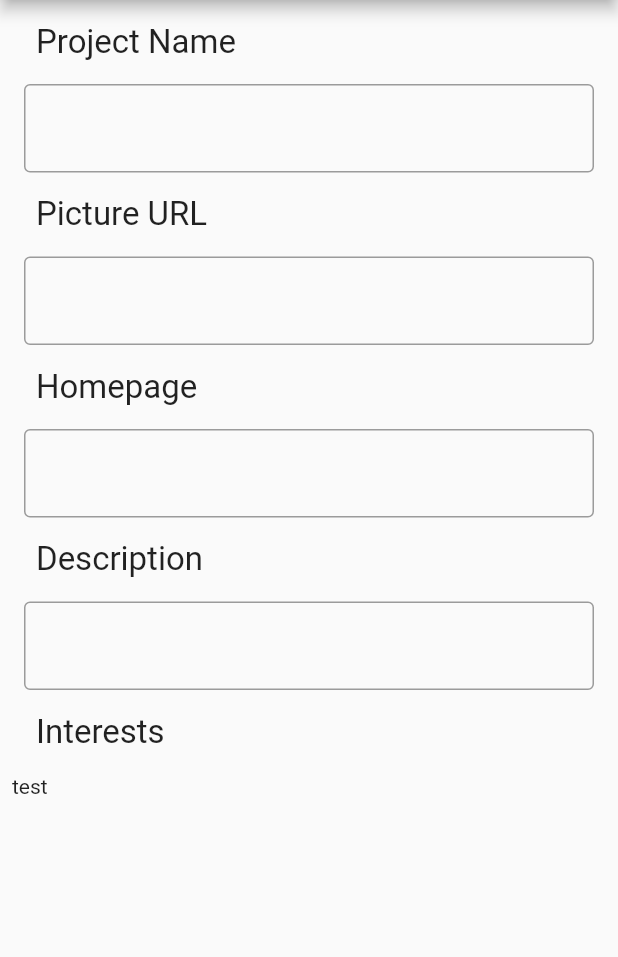
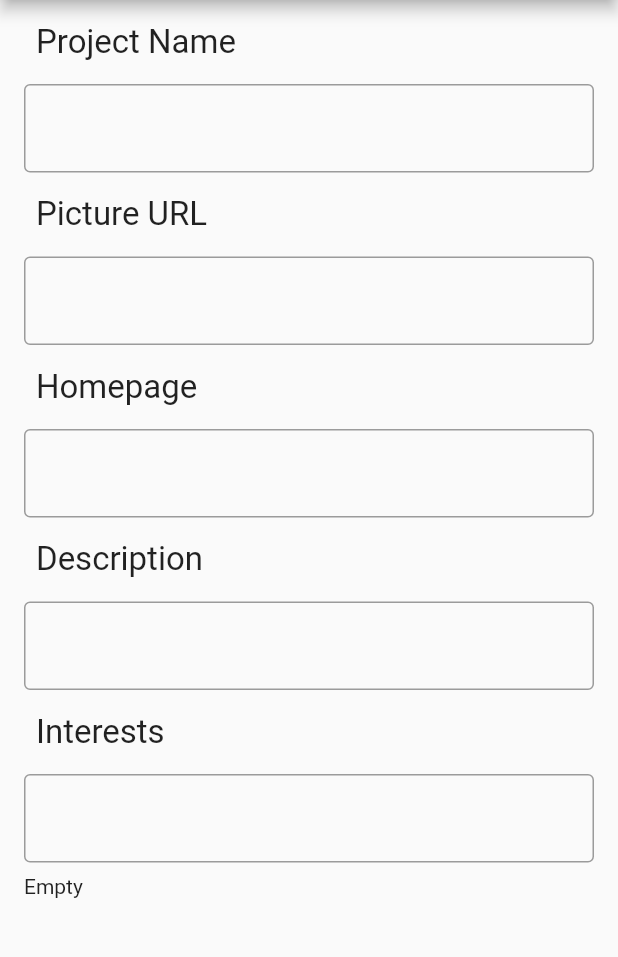
Before and after one commit to ElectricRat/SigmaAlphaSierra, a Flutter app: the screen it shows after launch, on a phone screen of 412 x 824 dp, the part 84-1041 px from its top. Run offline on Flutter 3.47's test engine with Material 2 defaults, Android fonts, the phone set to English and light mode, and no system bars; our stand-ins replace cloud_firestore, firebase_core; missing offline and left inert: flutter_tagging; accounts and stored records are empty.

Commit message:
Progress on addproject

```diff
--- a/lib/ui/pages/addproject.dart
+++ b/lib/ui/pages/addproject.dart
@@ -8,9 +8,28 @@ import 'package:flutter_tagging/flutter_tagging.dart';
 import '../components/appbar.dart';
 import '../components/tags.dart';
 
-class AddProjectPage extends StatelessWidget {
+class AddProjectPage extends StatefulWidget {
+  @override
+  _AddProjectPage createState() => _AddProjectPage();
+}
+
+class _AddProjectPage extends State<AddProjectPage> {
+  List<String> _interestsList;
+  List<Widget> _interestsWidget;
+
+
+
+  @override
+  @mustCallSuper
+  void initState() {
+    super.initState();
+    _interestsList = [];
+  }
+
   @override
   Widget build(BuildContext context) {
+    _interestsWidget = _populateTags(_interestsList);
+
     return Scaffold(
       appBar: AppBar(
         title: Text('Add Project'),
@@ -92,9 +111,53 @@ class AddProjectPage extends StatelessWidget {
                 ),
               ),
             ),
-            Tags(),
+            Container(
+              padding: const EdgeInsets.symmetric(horizontal: 8.0),
+              child: TextFormField(
+                decoration: InputDecoration(
+                  border: OutlineInputBorder(),
+                ),
+                onFieldSubmitted: (value) => {
+                  setState(() { _myState = newValue; })
+                },
+              ),
+            ),
+            Container(
+              padding: const EdgeInsets.all(8.0),
+              child: Wrap(
+                children: _interestsWidget,
+              ),
+            ),
           ]
       ),
     );
   }
+
+  // add chips of interests
+  List<Widget> _populateTags(List<String> tags) {
+    List<Widget> _interestLists = List<Widget>();
+
+    if (tags.length < 1) {
+      return [Text('Empty')];
+    }
+
+    tags.forEach((element) {
+      _interestLists.insert(_interestLists.length,
+        Container(
+          child: Chip(
+            label: Text(
+              element,
+              style: TextStyle(
+                color: Colors.white,
+              ),
+            ),
+            backgroundColor: Colors.green,
+          ),
+          padding: EdgeInsets.all(5.0),
+        ),
+      );
+    });
+
+    return _interestLists;
+  }
 }
```
Also changed, not shown: lib/ui/components/tags.dart (+46 -9 lines).
